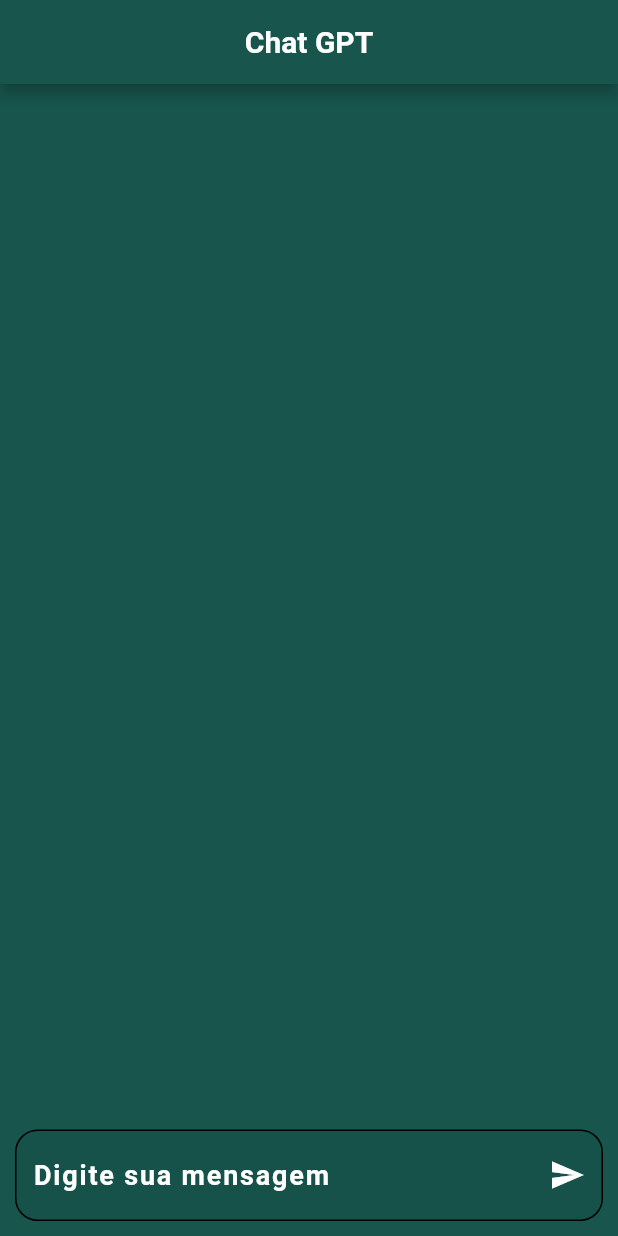
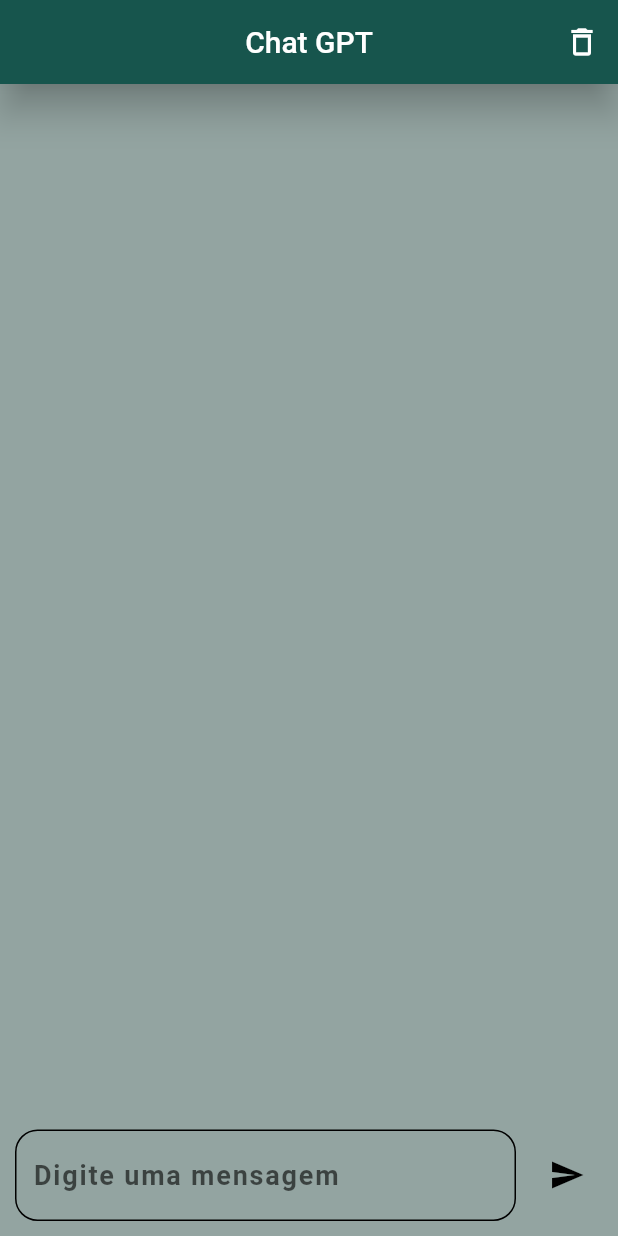
Before and after one commit to thiagolop/chat_gpt, a Flutter app: the screen it shows after launch, on a phone screen of 412 x 824 dp. Run offline on Flutter 3.47's test engine with Material 2 defaults, Android fonts, the phone set to English and light mode, and no system bars; our stand-ins replace dio.

```diff
--- a/lib/core/api_key.dart
+++ b/lib/core/api_key.dart
@@ -1,5 +1,5 @@
 class ApiKey {
   ApiKey._();
 
-  static String get getopenAIAPIKEY => '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';
+  static String get getopenAIAPIKEY => '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';
 }
--- a/lib/core/app_theme.dart
+++ b/lib/core/app_theme.dart
@@ -4,5 +4,7 @@ class AppTheme {
   AppTheme._();
 
   static const Color primaryColor = Color.fromARGB(255, 23, 85, 77);
-  static const Color primaryLightColor = Color.fromARGB(255, 72, 83, 81);
+  static const Color primaryLightColor = Color.fromARGB(255, 147, 164, 161);
+  static const Color messageMe = Color.fromARGB(26, 36, 35, 35);
+  static const Color messageBOT = Color.fromARGB(255, 61, 73, 61);
 }
--- a/lib/main.dart
+++ b/lib/main.dart
@@ -1,4 +1,4 @@
-import 'package:chat_gpt/screens/chat_gpt_screen.dart';
+import 'package:chat_gpt/pages/chat_gpt_page.dart';
 import 'package:flutter/material.dart';
 
 void main() {
@@ -16,7 +16,7 @@ class ChatGPT extends StatelessWidget {
       theme: ThemeData(
         primarySwatch: Colors.blue,
       ),
-      home: const ChatGptScreen(),
+      home: const ChatGptPage(),
     );
   }
 }
--- a/lib/models/chat_model.dart
+++ /dev/null
@@ -1,8 +0,0 @@
-class ChatModel {
-  final String message;
-  final MessageFrom messageFrom;
-
-  ChatModel({required this.message, required this.messageFrom});
-}
-
-enum MessageFrom { me, bot }
--- /dev/null
+++ b/lib/pages/chat_gpt_page.dart
@@ -0,0 +1,122 @@
+import 'package:flutter/material.dart';
+import '../controller/chat_gpt_controller.dart';
+import '../core/app_theme.dart';
+
+class ChatGptPage extends StatefulWidget {
+  const ChatGptPage({Key? key}) : super(key: key);
+
+  @override
+  State<ChatGptPage> createState() => _ChatGptPageState();
+}
+
+class _ChatGptPageState extends State<ChatGptPage> {
+  final ChatGptController controller = ChatGptController();
+  final TextEditingController messageController = TextEditingController();
+  final ScrollController scrollController = ScrollController();
+
+  @override
+  Widget build(BuildContext context) {
+    return Scaffold(
+        appBar: AppBar(
+          backgroundColor: AppTheme.primaryColor,
+          title: const Text('Chat GPT'),
+          centerTitle: true,
+          elevation: 10,
+          actions: [
+            IconButton(
+              onPressed: () {
+                controller.clear();
+              },
+              icon: const Icon(Icons.delete_outline),
+            ),
+          ],
+        ),
+        backgroundColor: AppTheme.primaryLightColor,
+        body: AnimatedBuilder(
+          animation: controller,
+          builder: (_, child) => SizedBox.expand(
+            child: Column(
+              children: [
+                Expanded(
+                  child: ListView.builder(
+                    controller: scrollController,
+                    itemCount: controller.messages.length,
+                    itemBuilder: (_, index) {
+                      final message = controller.messages[index];
+                      return Container(
+                        margin: const EdgeInsets.symmetric(vertical: 10, horizontal: 10),
+                        child: Column(
+                          crossAxisAlignment: message['me'] ? CrossAxisAlignment.end : CrossAxisAlignment.start,
+                          children: [
+                            Column(
+                              mainAxisAlignment: message['me'] ? MainAxisAlignment.end : MainAxisAlignment.start,
+                              children: [
+                                Container(
+                                  padding: const EdgeInsets.all(10),
+                                  decoration: BoxDecoration(
+                                    color: message['me'] ? AppTheme.messageMe : AppTheme.messageBOT,
+                                    borderRadius: BorderRadius.circular(10),
+                                  ),
+                                  child: Text(
+                                    message['message'],
+                                    style: TextStyle(color: message['me'] ? Colors.black : Colors.white, fontSize: 18),
+                                  ),
+                                ),
+                              ],
+                            ),
+                            Container(
+                              margin: const EdgeInsets.only(left: 10, top: 5, right: 10),
+                              child: Text(
+                                '${message['data'].hour}:${message['data'].minute}',
+                                style: const TextStyle(color: Colors.black),
+                              ),
+                            ),
+                          ],
+                        ),
+                      );
+                    },
+                  ),
+                ),
+                Container(
+                  margin: const EdgeInsets.symmetric(horizontal: 10, vertical: 10),
+                  child: Row(
+                    children: [
+                      Expanded(
+                        child: TextField(
+                          onTap: () {
+                            controller.scrollController;
+                          },
+                          style: const TextStyle(fontSize: 18, color: Colors.white, fontWeight: FontWeight.bold, letterSpacing: 1.2),
+                          maxLines: 4,
+                          minLines: 1,
+                          controller: messageController,
+                          decoration: const InputDecoration(
+                            hintText: 'Digite uma mensagem',
+                            border: OutlineInputBorder(borderSide: BorderSide(color: AppTheme.primaryColor)),
+                            focusedBorder: OutlineInputBorder(borderSide: BorderSide(color: Colors.black)),
+                            enabledBorder: OutlineInputBorder(
+                              borderSide: BorderSide(color: Colors.black),
+                              borderRadius: BorderRadius.all(
+                                Radius.circular(15),
+                              ),
+                            ),
+                          ),
+                        ),
+                      ),
+                      const SizedBox(width: 10),
+                      IconButton(
+                        onPressed: () {
+                          controller.addMessages(messageController.text);
+                          messageController.clear();
+                        },
+                        icon: const Icon(Icons.send, color: Colors.black),
+                      ),
+                    ],
+                  ),
+                ),
+              ],
+            ),
+          ),
+        ));
+  }
+}
--- a/lib/repositories/chat_gpt_repository.dart
+++ b/lib/repositories/chat_gpt_repository.dart
@@ -1,29 +1,3 @@
-import 'package:chat_gpt/core/api_key.dart';
-import 'package:dio/dio.dart';
-
-class ChatGptRepository {
-  final Dio _dio;
-
-  ChatGptRepository(Dio dio) : _dio = dio;
-
-  Future<String> promptMessage(String promp) async {
-    try {
-      const url = 'https://api.openai.com/v1/completions';
-
-      final response = await _dio.post(url,
-          data: {
-            'model': 'text-davinci-003',
-            "prompt": promp,
-            "max_tokens": 1000,
-            "temperature": 0,
-            "top_p": 1,
-            "frequency_penalty": 0.0,
-            "presence_penalty": 0.0,
-          },
-          options: Options(headers: {'Authorization': 'Bearer ${ApiKey.getopenAIAPIKEY}'}));
-      return response.data['choices'][0]['text'];
-    } catch (e) {
-      return 'Erro ao enviar mensagem';
-    }
-  }
+abstract class ChatGptRepository {
+  Future<String> promptMessage(String promp);
 }
--- /dev/null
+++ b/lib/repositories/chat_gpt_repository_imp.dart
@@ -0,0 +1,30 @@
+import 'package:chat_gpt/repositories/chat_gpt_repository.dart';
+import 'package:chat_gpt/service/dio_service.dart';
+import 'package:dio/dio.dart';
+import '../core/api_key.dart';
+
+class ChatgptRepositoryImp implements ChatGptRepository {
+  final DioService _dioService;
+  ChatgptRepositoryImp(this._dioService);
+
+  @override
+  Future<String> promptMessage(String promp) async {
+    try {
+      const url = 'https://api.openai.com/v1/completions';
+      final response = await _dioService.getDio().post(url,
+          data: {
+            'model': 'text-davinci-003',
+            "prompt": promp,
+            "max_tokens": 1000,
+            "temperature": 0,
+            "top_p": 1,
+            "frequency_penalty": 0.0,
+            "presence_penalty": 0.0,
+          },
+          options: Options(headers: {'Authorization': 'Bearer ${ApiKey.getopenAIAPIKEY}'}));
+      return response.data['choices'][0]['text'];
+    } catch (e) {
+      return 'Erro ao enviar mensagem';
+    }
+  }
+}
--- a/lib/screens/chat_gpt_screen.dart
+++ /dev/null
@@ -1,114 +0,0 @@
-import 'package:chat_gpt/core/app_theme.dart';
-import 'package:chat_gpt/models/chat_model.dart';
-import 'package:dio/dio.dart';
-import 'package:flutter/material.dart';
-import '../repositories/chat_gpt_repository.dart';
-
-class ChatGptScreen extends StatefulWidget {
-  const ChatGptScreen({Key? key}) : super(key: key);
-
-  @override
-  State<ChatGptScreen> createState() => _ChatGptScreenState();
-}
-
-class _ChatGptScreenState extends State<ChatGptScreen> {
-  final _inputController = TextEditingController();
-  final _repository = ChatGptRepository(Dio());
-  final _messages = <ChatModel>[];
-  final _scrollController = ScrollController();
-
-  void _scrollDown() {
-    Future.delayed(const Duration(milliseconds: 100), () {
-      _scrollController.jumpTo(_scrollController.position.maxScrollExtent);
-    });
-  }
-
-  @override
-  Widget build(BuildContext context) {
-    return Scaffold(
-      appBar: AppBar(
-        backgroundColor: AppTheme.primaryColor,
-        title: const Text('Chat GPT', style: TextStyle(color: Colors.white, fontWeight: FontWeight.bold)),
-        centerTitle: true,
-      ),
-      body: SizedBox.expand(
-        child: Container(
-          padding: const EdgeInsets.all(10),
-          color: AppTheme.primaryColor,
-          child: Column(children: [
-            Expanded(
-              child: ListView.builder(
-                controller: _scrollController,
-                itemCount: _messages.length,
-                itemBuilder: (_, index) {
-                  return Row(
-                    children: [
-                      if (_messages[index].messageFrom == MessageFrom.me) const Spacer(),
-                      Container(
-                        margin: const EdgeInsets.all(8),
-                        width: MediaQuery.of(context).size.width * 0.8,
-                        padding: const EdgeInsets.all(8),
-                        decoration: BoxDecoration(
-                          color: _messages[index].messageFrom == MessageFrom.me ? Colors.white : AppTheme.primaryLightColor,
-                          borderRadius: BorderRadius.circular(10),
-                        ),
-                        child: Text(
-                          _messages[index].message,
-                          style: TextStyle(color: _messages[index].messageFrom == MessageFrom.me ? Colors.black : Colors.white, fontSize: 20),
-                        ),
-                      ),
-                      if (_messages[index].messageFrom == MessageFrom.bot) const Expanded(child: SizedBox()),
-                    ],
-                  );
-                },
-              ),
-            ),
-            TextField(
-                onTap: () => _scrollDown(),
-                style: const TextStyle(fontSize: 18, color: Colors.white, fontWeight: FontWeight.bold, letterSpacing: 1.2),
-                maxLines: 4,
-                minLines: 1,
-                controller: _inputController,
-                decoration: InputDecoration(
-                  hintText: 'Digite sua mensagem',
-                  hintStyle: const TextStyle(color: Colors.white, fontWeight: FontWeight.bold, letterSpacing: 1.2),
-                  border: const OutlineInputBorder(borderSide: BorderSide(color: Colors.white)),
-                  focusedBorder: const OutlineInputBorder(borderSide: BorderSide(color: Colors.white)),
-                  enabledBorder: const OutlineInputBorder(
-                    borderSide: BorderSide(color: Colors.black),
-                    borderRadius: BorderRadius.all(
-                      Radius.circular(15),
-                    ),
-                  ),
-                  filled: true,
-                  suffixIcon: IconButton(
-                    onPressed: () async {
-                      if (_inputController.text.isNotEmpty) {
-                        final prompt = _inputController.text;
-                        setState(() {
-                          _messages.add(ChatModel(
-                            message: prompt,
-                            messageFrom: MessageFrom.me,
-                          ));
-                          _inputController.text = '';
-                          _scrollDown();
-                        });
-                        final chatResponse = await _repository.promptMessage(prompt);
-                        setState(() {
-                          _messages.add(ChatModel(
-                            message: chatResponse,
-                            messageFrom: MessageFrom.bot,
-                          ));
-                          _scrollDown();
-                        });
-                      }
-                    },
-                    icon: const Icon(Icons.send, color: Colors.white),
-                  ),
-                )),
-          ]),
-        ),
-      ),
-    );
-  }
-}
--- /dev/null
+++ b/lib/service/dio_service.dart
@@ -0,0 +1,5 @@
+import 'package:dio/dio.dart';
+
+abstract class DioService {
+  Dio getDio();
+}
--- /dev/null
+++ b/lib/service/dio_service_imp.dart
@@ -0,0 +1,9 @@
+import 'package:chat_gpt/service/dio_service.dart';
+import 'package:dio/dio.dart';
+
+class DioServiceImp implements DioService {
+  @override
+  Dio getDio() {
+    return Dio();
+  }
+}
```
Also changed, not shown: lib/controller/chat_gpt_controller.dart (added, +34 -0 lines).
